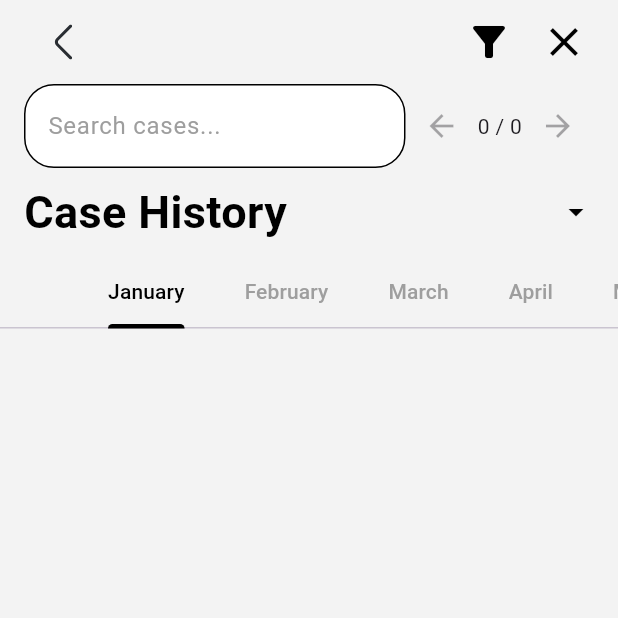
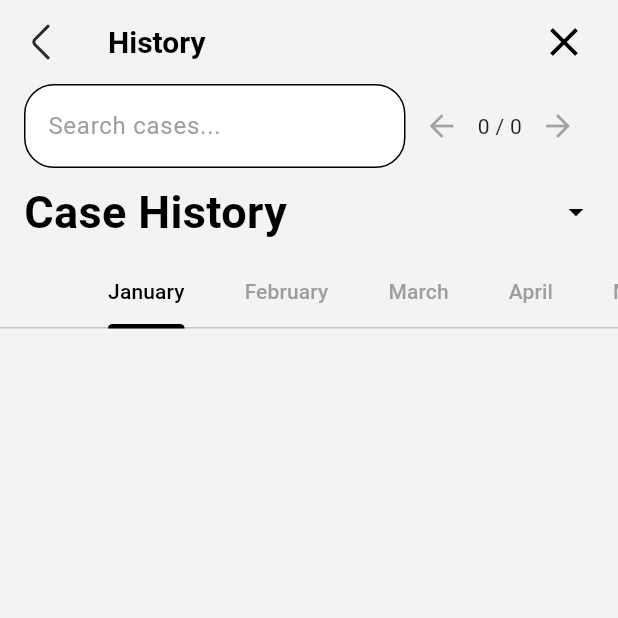
Before and after one commit to UTTAM-VAGHASIA/case_sync, a Flutter app: the CaseHistoryScreen screen opened directly, after a tap on the "search" icon, on a phone screen of 412 x 824 dp, the top half of it. Run offline on Flutter 3.47's test engine with Material 3 defaults, Android fonts, the phone set to English and light mode, and no system bars; our stand-ins replace file_picker, flutter_svg, get, shared_preferences; accounts and stored records are empty.

Commit message:
made some UI changes

```diff
--- a/lib/components/list_app_bar.dart
+++ b/lib/components/list_app_bar.dart
@@ -2,15 +2,17 @@ import 'package:flutter/material.dart';
 import 'package:flutter_svg/svg.dart';
 
 class ListAppBar extends StatelessWidget implements PreferredSizeWidget {
-  final VoidCallback onSearchPressed;
-  final VoidCallback onFilterPressed;
+  final VoidCallback? onSearchPressed;
+  final VoidCallback? onFilterPressed; // Allow nullable
   final bool isSearching;
+  final String title;
 
   const ListAppBar({
     super.key,
     required this.onSearchPressed,
-    required this.onFilterPressed,
-    this.isSearching = false, // Default is false (not searching)
+    this.onFilterPressed, // Make it optional
+    this.isSearching = false,
+    required this.title,
   });
 
   @override
@@ -19,7 +21,6 @@ class ListAppBar extends StatelessWidget implements PreferredSizeWidget {
       surfaceTintColor: Colors.transparent,
       backgroundColor: const Color.fromRGBO(243, 243, 243, 1),
       elevation: 0,
-      leadingWidth: 56 + 30,
       leading: IconButton(
         icon: SvgPicture.asset(
           'assets/icons/back_arrow.svg',
@@ -30,22 +31,29 @@ class ListAppBar extends StatelessWidget implements PreferredSizeWidget {
           Navigator.pop(context);
         },
       ),
+      title: Text(
+        title,
+        style: const TextStyle(
+          color: Colors.black,
+          fontSize: 20,
+          fontWeight: FontWeight.bold,
+        ),
+      ),
       actions: [
-        // Filter Icon
+        if (onFilterPressed != null)
+          IconButton(
+            icon: const Icon(Icons.filter_list_alt,
+                size: 32, color: Colors.black),
+            onPressed: onFilterPressed,
+          ),
         IconButton(
-          icon: const Icon(Icons.filter_list_alt, size: 32, color: Colors.black),
-          onPressed: onFilterPressed,
-        ),
-
-        // Search Icon (changes to cross when searching)
-        IconButton(
-          padding: EdgeInsets.only(left: 10.0 ,right: 20.0),
+          padding: const EdgeInsets.only(left: 10.0, right: 20.0),
           icon: Icon(
             isSearching ? Icons.close : Icons.search_rounded,
-            size: 32,// Toggle between search and close icons
+            size: 32,
             color: Colors.black,
           ),
-          onPressed: onSearchPressed, // Trigger the search bar toggle
+          onPressed: onSearchPressed,
         ),
       ],
     );
--- a/lib/screens/cases/case_history.dart
+++ b/lib/screens/cases/case_history.dart
@@ -2,7 +2,6 @@ import 'package:case_sync/models/case_list.dart';
 import 'package:flutter/material.dart';
 
 import '../../components/case_card.dart';
-import '../../components/filter_modal.dart';
 import '../../components/list_app_bar.dart';
 import '../../services/case_services.dart';
 import '../constants/date_constants.dart';
@@ -111,6 +110,7 @@ class _CaseHistoryScreenState extends State<CaseHistoryScreen>
     return Scaffold(
       backgroundColor: const Color(0xFFF3F3F3),
       appBar: ListAppBar(
+        title: "History",
         onSearchPressed: () {
           setState(() {
             _isSearching = !_isSearching;
@@ -123,7 +123,7 @@ class _CaseHistoryScreenState extends State<CaseHistoryScreen>
           });
         },
         isSearching: _isSearching,
-        onFilterPressed: () => FilterModal.showFilterModal(context),
+        onFilterPressed: null, // Removed filter functionality
       ),
       body: Column(
         children: [
```
Also changed, not shown: lib/screens/cases/assigned_cases.dart (+52 -61 lines), lib/screens/cases/unassigned_cases.dart (+51 -60 lines), lib/screens/companies/companies.dart (+0 -19 lines).
